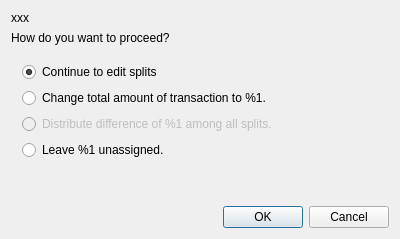
KDE/kmymoney, file kmymoney/dialogs/splitadjustdialog.ui: the form before one commit.
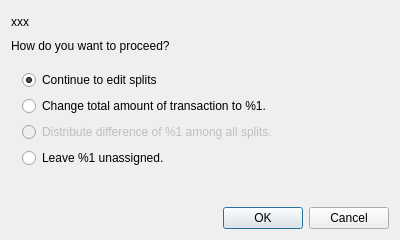
The form after the commit.

Commit message: Split Adjust dialog: vertical size fits content

```diff
--- a/kmymoney/dialogs/splitadjustdialog.ui
+++ b/kmymoney/dialogs/splitadjustdialog.ui
@@ -7,7 +7,7 @@
     <x>0</x>
     <y>0</y>
     <width>400</width>
-    <height>239</height>
+    <height>240</height>
    </rect>
   </property>
   <property name="windowTitle">
@@ -16,6 +16,12 @@
   <layout class="QVBoxLayout" name="verticalLayout">
    <item>
     <widget class="QLabel" name="explanation">
+     <property name="sizePolicy">
+      <sizepolicy hsizetype="Preferred" vsizetype="MinimumExpanding">
+       <horstretch>0</horstretch>
+       <verstretch>0</verstretch>
+      </sizepolicy>
+     </property>
      <property name="focusPolicy">
       <enum>Qt::NoFocus</enum>
      </property>
```
Left out of the diff: 2 changed lines with no effect on the pictures.
